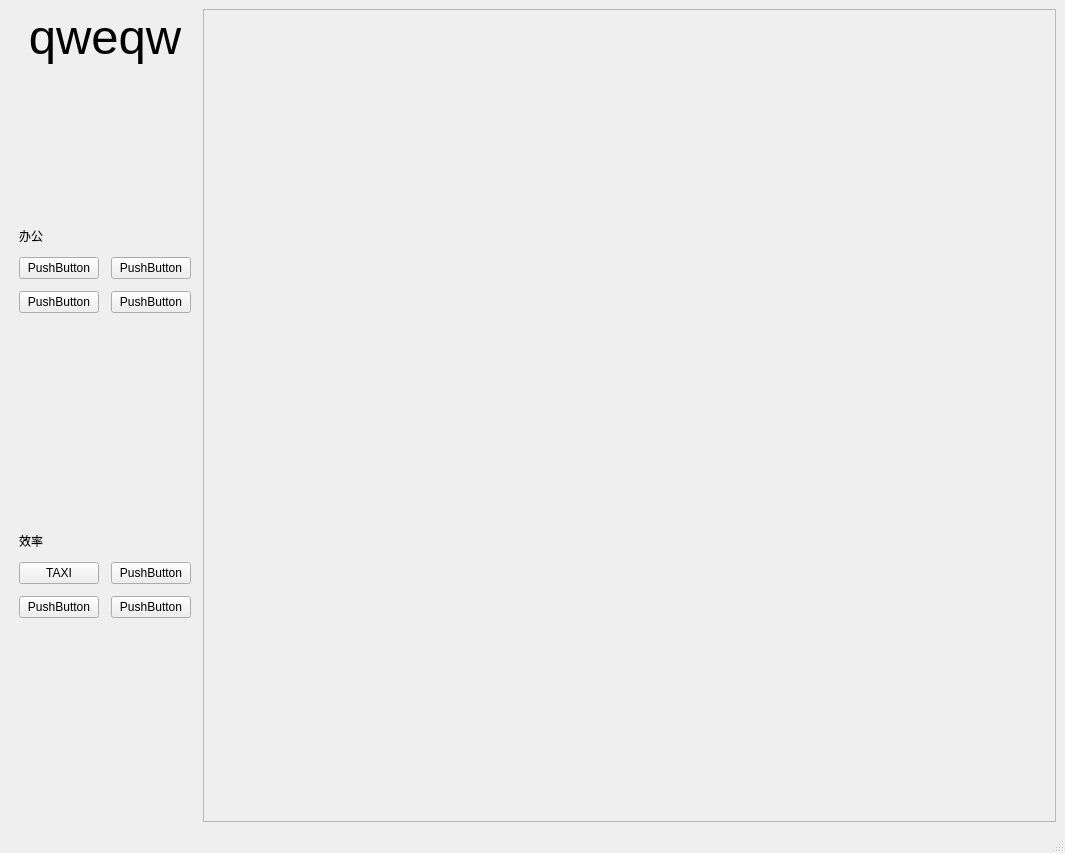
Qt form PythonProjects/OmronOfficeSystem/Ui.ui (MmMmMqianq/OmronOfficeSystem) before a commit.
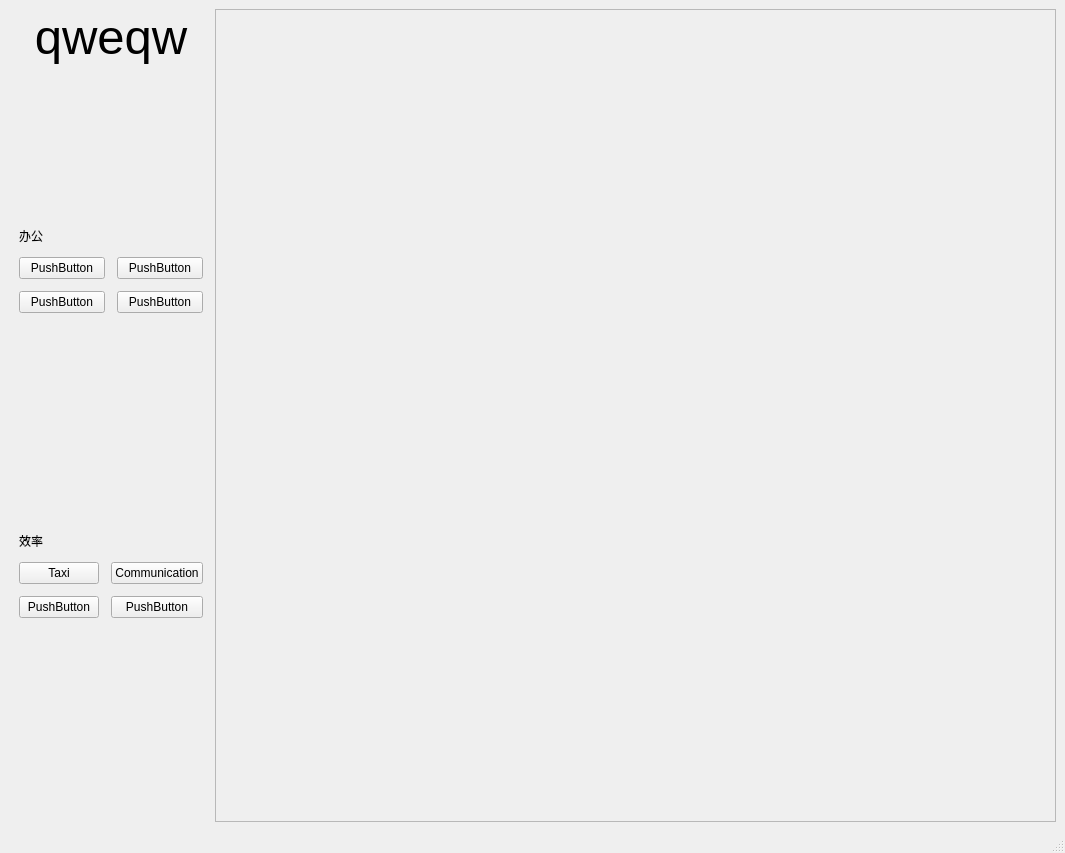
The same form after that commit.

Patch:
```diff
--- a/PythonProjects/OmronOfficeSystem/Ui.ui
+++ b/PythonProjects/OmronOfficeSystem/Ui.ui
@@ -166,7 +166,7 @@
                                                     <cursorShape>PointingHandCursor</cursorShape>
                                                 </property>
                                                 <property name="text">
-                                                    <string>TAXI</string>
+             <string>Taxi</string>
                                                 </property>
                                             </widget>
                                         </item>
@@ -180,7 +180,7 @@
                                         <item row="0" column="1">
                                             <widget class="QPushButton" name="pushButton_8">
                                                 <property name="text">
-                                                    <string>PushButton</string>
+             <string>Communication</string>
                                                 </property>
                                             </widget>
                                         </item>
```
Left out of the diff: 2 changed lines with no effect on the pictures. Lines whose indentation alone changed are shown as unchanged.
